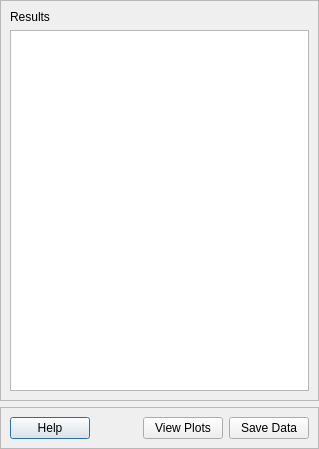
Before: the Qt Designer form pyssa/gui/ui/forms/results_view.ui in urban233/PySSA, drawn with Qt 5.
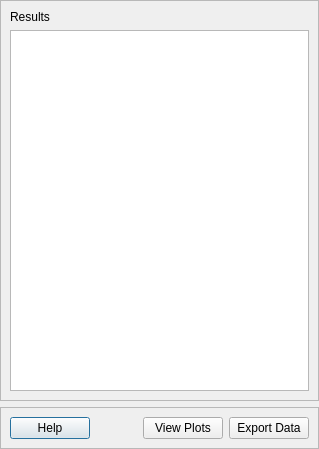
After: the same form once the commit is applied.

```diff
--- a/pyssa/gui/ui/forms/results_view.ui
+++ b/pyssa/gui/ui/forms/results_view.ui
@@ -93,7 +93,7 @@
         <item>
          <widget class="QPushButton" name="btn_save_data">
           <property name="text">
-           <string>Save Data</string>
+           <string>Export Data</string>
           </property>
          </widget>
         </item>
```
Left out of the diff: 2 changed lines with no effect on the pictures.
